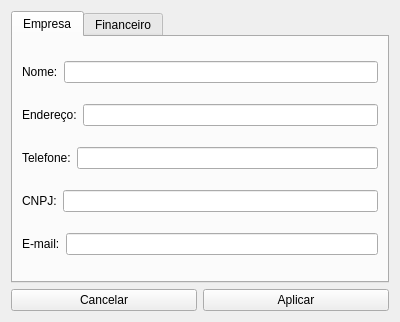
The window that config.ui (GabR36/QEstoqueLoja) describes before a commit, drawn with Qt 5.
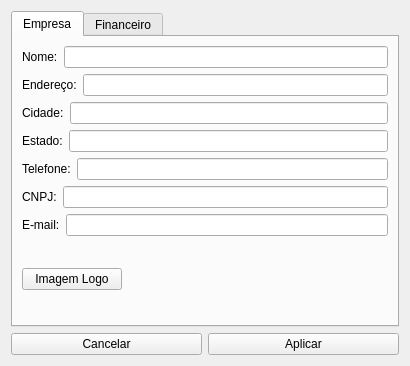
The same window after the commit.

The edit to the form file:
```diff
--- a/config.ui
+++ b/config.ui
@@ -6,8 +6,8 @@
    <rect>
     <x>0</x>
     <y>0</y>
-    <width>400</width>
-    <height>322</height>
+    <width>410</width>
+    <height>366</height>
    </rect>
   </property>
   <property name="windowTitle">
@@ -23,8 +23,6 @@
       <attribute name="title">
        <string>Empresa</string>
       </attribute>
-      <layout class="QHBoxLayout" name="horizontalLayout_10">
-       <item>
         <layout class="QVBoxLayout" name="verticalLayout">
          <item>
           <layout class="QHBoxLayout" name="horizontalLayout">
@@ -54,6 +52,38 @@
            </item>
           </layout>
          </item>
+       <item>
+        <layout class="QHBoxLayout" name="horizontalLayout_13">
+         <item>
+          <widget class="QLabel" name="label_9">
+           <property name="text">
+            <string>Cidade:</string>
+           </property>
+          </widget>
+         </item>
+         <item>
+          <widget class="QLineEdit" name="Ledt_CidadeEmpresa"/>
+         </item>
+        </layout>
+       </item>
+       <item>
+        <layout class="QHBoxLayout" name="horizontalLayout_12">
+         <item>
+          <widget class="QLabel" name="label_10">
+           <property name="text">
+            <string>Estado:</string>
+           </property>
+          </widget>
+         </item>
+         <item>
+          <widget class="QLineEdit" name="Ledt_EstadoEmpresa">
+           <property name="maxLength">
+            <number>2</number>
+           </property>
+          </widget>
+         </item>
+        </layout>
+       </item>
          <item>
           <layout class="QHBoxLayout" name="horizontalLayout_3">
            <item>
@@ -95,6 +125,28 @@
             <widget class="QLineEdit" name="Ledt_EmailEmpresa"/>
            </item>
           </layout>
+       </item>
+       <item>
+        <layout class="QHBoxLayout" name="horizontalLayout_10">
+         <item>
+          <widget class="QPushButton" name="Btn_LogoEmpresa">
+           <property name="maximumSize">
+            <size>
+             <width>100</width>
+             <height>16777215</height>
+            </size>
+           </property>
+           <property name="text">
+            <string>Imagem Logo</string>
+           </property>
+          </widget>
+         </item>
+         <item>
+          <widget class="QLabel" name="Ledt_LogoEmpresa">
+           <property name="text">
+            <string/>
+           </property>
+          </widget>
          </item>
         </layout>
        </item>
```
Lines whose indentation alone changed are shown as unchanged.
